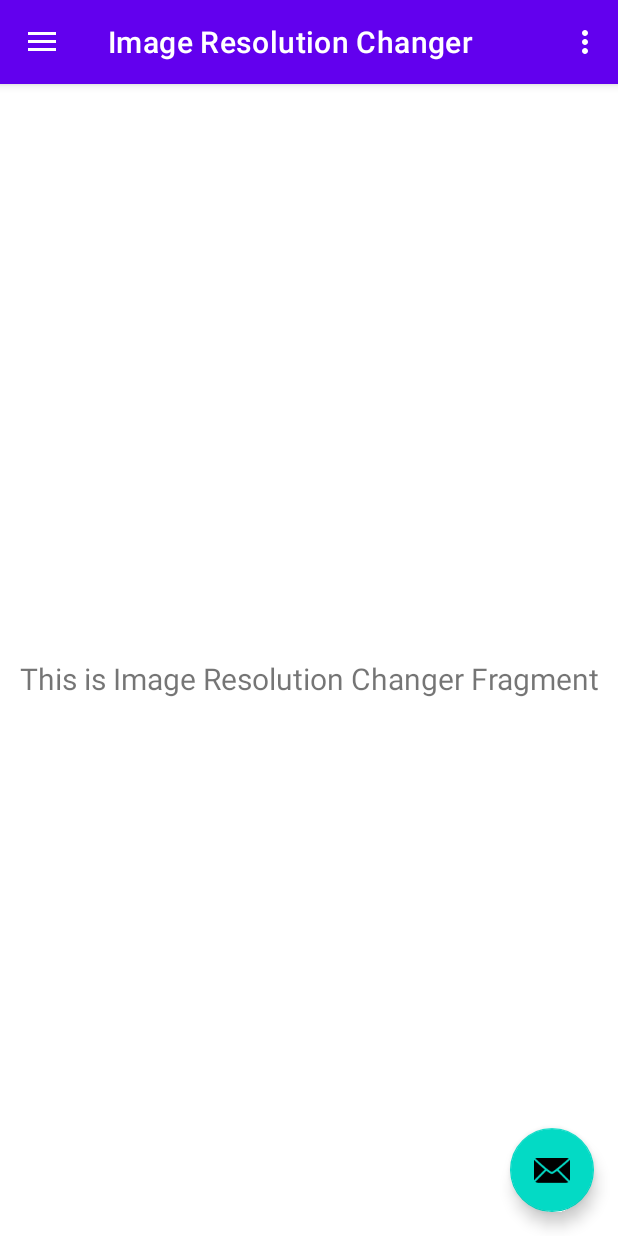
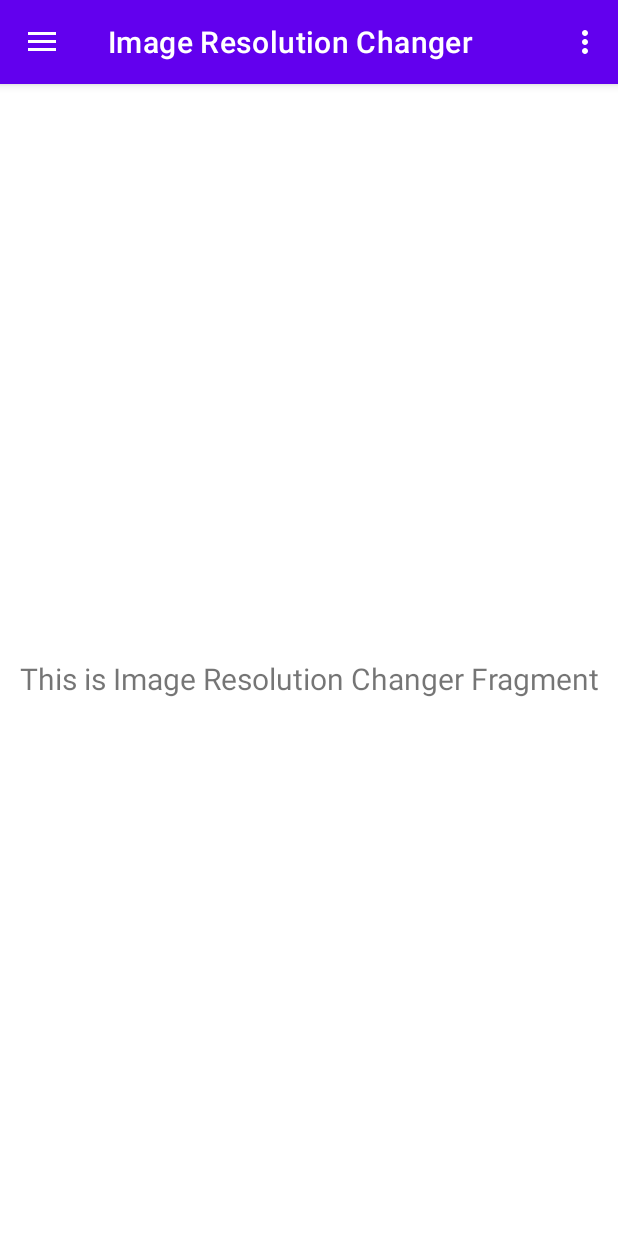
Before and after one commit to Chetan-Goyal/Image-Size-Reducer, an Android app: the screen it shows after launch (MainActivity), in the side drawer, after a tap on "Image Resolution Changer", on a phone screen of 412 x 824 dp. Run offline under Robolectric (Android 15) with nearby library versions, the phone set to English and light mode, and no system bars; our stand-ins replace navigation-ui.

Commit message:
Removes FAB

```diff
--- a/app/src/main/java/com/docimagetools/app/MainActivity.kt
+++ b/app/src/main/java/com/docimagetools/app/MainActivity.kt
@@ -26,13 +26,6 @@
 
         setSupportActionBar(binding.appBarMain.toolbar)
 
-        binding.appBarMain.fab.setOnClickListener { view ->
-
-
-
-            Snackbar.make(view, "Replace with your own action", Snackbar.LENGTH_LONG)
-                .setAction("Action", null).show()
-        }
         val drawerLayout: DrawerLayout = binding.drawerLayout
         val navView: NavigationView = binding.navView
         val navController = findNavController(R.id.nav_host_fragment_content_main)
--- a/app/src/main/res/layout/app_bar_main.xml
+++ b/app/src/main/res/layout/app_bar_main.xml
@@ -22,13 +22,4 @@
 
     <include layout="@layout/content_main" />
 
-    <com.google.android.material.floatingactionbutton.FloatingActionButton
-        android:id="@+id/fab"
-        android:layout_width="wrap_content"
-        android:layout_height="wrap_content"
-        android:layout_gravity="bottom|end"
-        android:layout_marginEnd="@dimen/fab_margin"
-        android:layout_marginBottom="16dp"
-        app:srcCompat="@android:drawable/ic_dialog_email" />
-
 </androidx.coordinatorlayout.widget.CoordinatorLayout>
```
